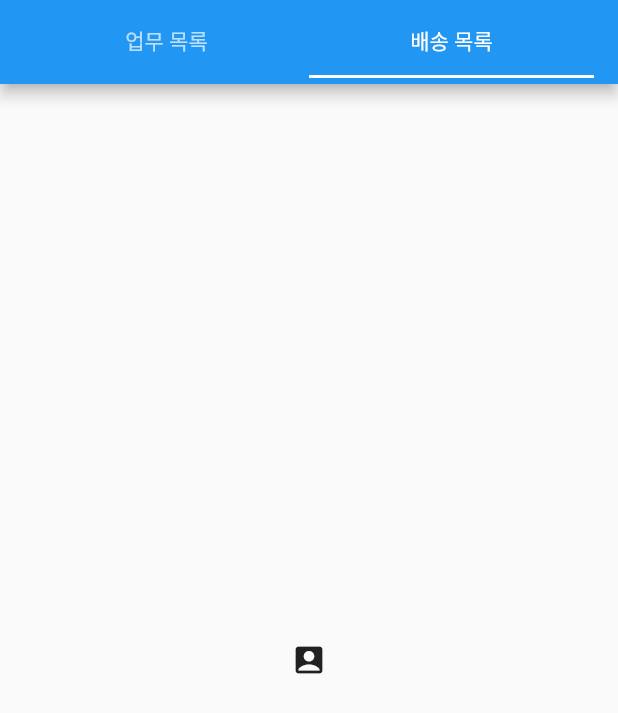
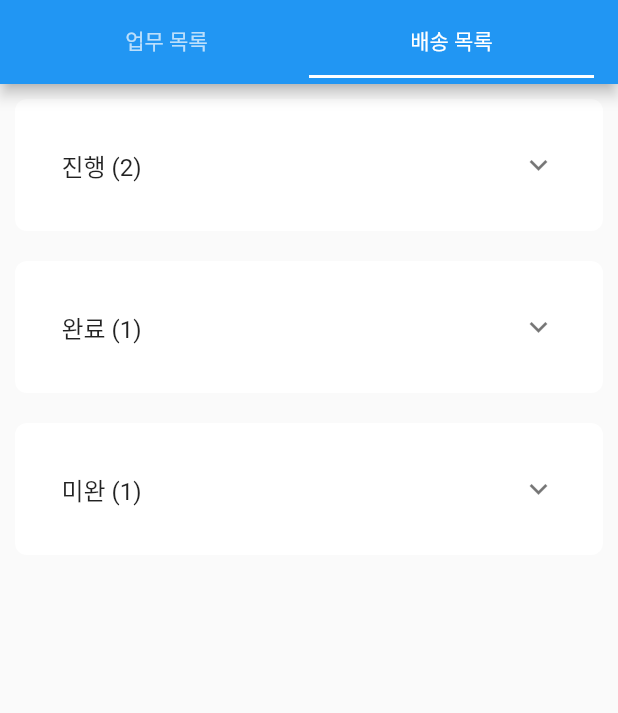
Before and after one commit to kimjihyeon99/cj_crowdsourcing_app, a Flutter app: the SecondWidget screen opened directly, tab 2 chosen, on a phone screen of 412 x 824 dp. Shown: the top 713 px of the screen. Run offline on Flutter 3.47's test engine with Material 2 defaults, Android fonts, the phone set to English and light mode, and no system bars; our stand-ins replace camera, percent_indicator; network calls fail.

Commit message:
[UI]finish work

```diff
--- /dev/null
+++ b/lib/deliverlist.dart
@@ -0,0 +1,86 @@
+import 'package:flutter/cupertino.dart';
+import 'package:flutter/material.dart';
+import 'customerInfo.dart';
+
+Map people = {"김지현": 0,"홍길동":0, "김아영": 1, "송현진": 2};
+
+class Diliverlist extends StatefulWidget {
+  Diliverlist({Key? key}) : super(key: key);
+
+  @override
+  _DiliverlistPageState createState() => _DiliverlistPageState();
+}
+
+class _DiliverlistPageState extends State<Diliverlist> {
+  final titlelist = ["진행", "완료", "미완"];
+
+  @override
+  Widget build(BuildContext context) {
+    return Scaffold(
+      body: ListView.builder(
+        itemBuilder: (context, i) {
+          if (i==0){
+            List processinglist =[];
+            people.forEach((key, value) {
+              if(value==0){
+                processinglist.add(key);
+              }
+            });
+            return mydeliverlist(processinglist,i);
+          }else if(i==1) {
+            List completelist =[];
+            people.forEach((key, value) {
+              if(value==1){
+                completelist.add(key);
+              }
+            });
+            return mydeliverlist(completelist,i);
+          }else{
+            List unfinishedlist =[];
+            people.forEach((key, value) {
+              if(value==2){
+                unfinishedlist.add(key);
+              }
+            });
+            return mydeliverlist(unfinishedlist,i);
+          }
+
+        },
+        itemCount: 3,
+      ),
+    );
+  }
+  Widget mydeliverlist(List mylist, int i){
+    return Container(
+      margin: EdgeInsets.all(10.0),
+      padding: EdgeInsets.all(15),
+      decoration: BoxDecoration(
+        color: Colors.white,
+        borderRadius: BorderRadius.all(
+             Radius.circular(8)),
+      ),
+      child: ExpansionTile(
+        title: new Text(titlelist[i]+" ("+"${mylist.length})"),
+        children:mylist
+            .map((val) => ListTile(
+            title:
+            new Column(children: [Text("수취인 ${val}"), Text("배송주소")]),
+            onTap: () async {
+              final result = await Navigator.push(
+                  context,
+                  MaterialPageRoute(
+                      builder: (context) => Customerinfo(name: val)));
+
+              setState(() {
+                if (result!=null){
+                  people[val] = result;
+                }
+
+              });
+            } // 클릭하면 고객정보로
+        ))
+            .toList(),
+      ),
+    );
+  }
+}
--- a/lib/main.dart
+++ b/lib/main.dart
@@ -3,6 +3,7 @@ import 'package:flutter/cupertino.dart';
 import 'package:flutter/material.dart';
 import 'register.dart';
 import 'startpage.dart';
+import 'package:camera/camera.dart';
 
 void main() {
   runApp(MyApp());
@@ -24,7 +25,6 @@ class MyApp extends StatelessWidget {
 
 class LoginPage extends StatefulWidget {
   LoginPage({Key? key}) : super(key: key);
-
   @override
   _LoginPageState createState() => _LoginPageState();
 }
--- a/pubspec.yaml
+++ b/pubspec.yaml
@@ -23,7 +23,8 @@ environment:
 dependencies:
   flutter:
     sdk: flutter
-  percent_indicator: "^3.4.0"
+  percent_indicator: ^3.4.0
+  camera: ^0.9.2+2
 
   # The following adds the Cupertino Icons font to your application.
   # Use with the CupertinoIcons class for iOS style icons.
```
Also changed, not shown: lib/completeCamera.dart (added, +203 -0 lines), lib/customerInfo.dart (added, +124 -0 lines), lib/startpage.dart (+25 -31 lines), pubspec.lock, 3 other files.
